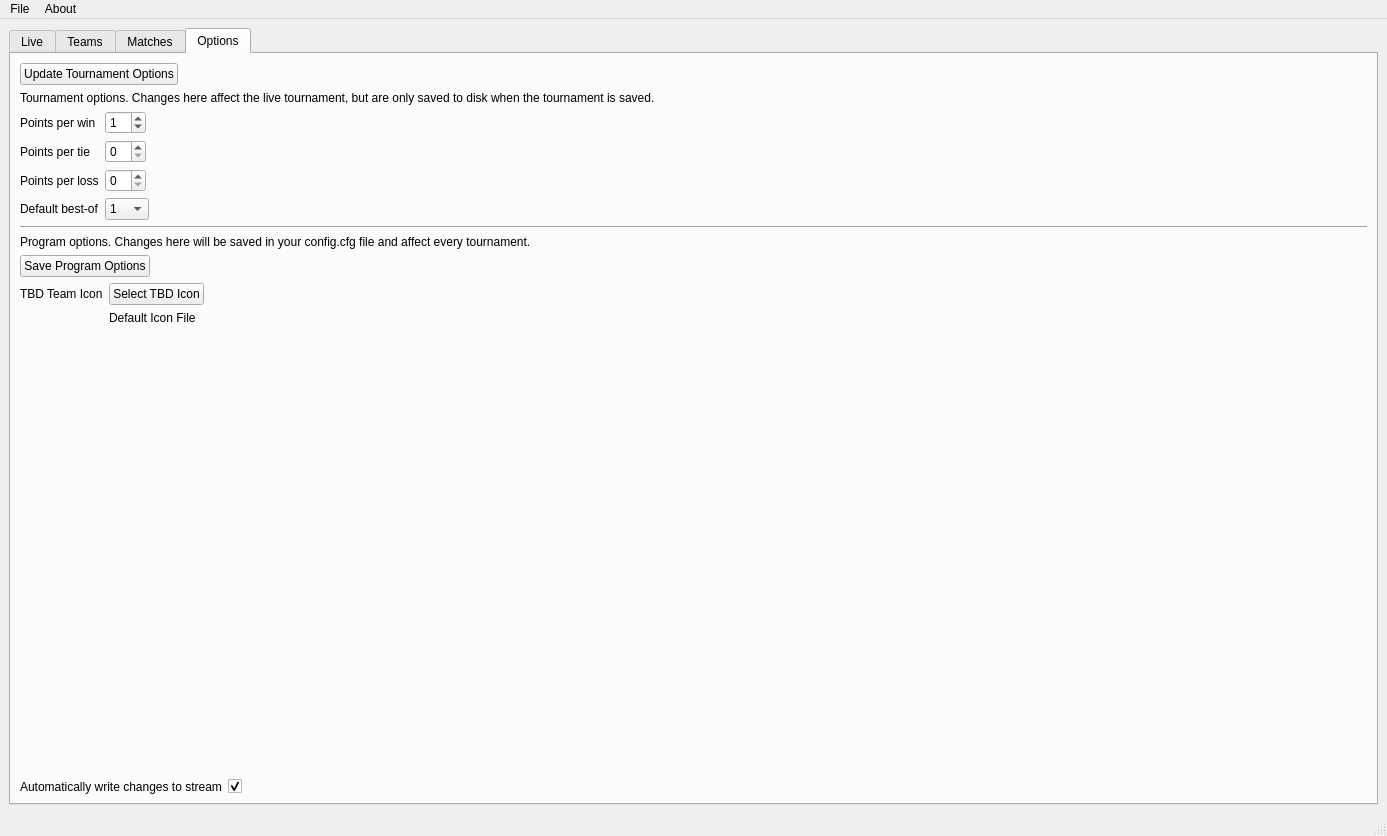
Old version of the form static/form.ui in the repository chhopsky/updatethestream.
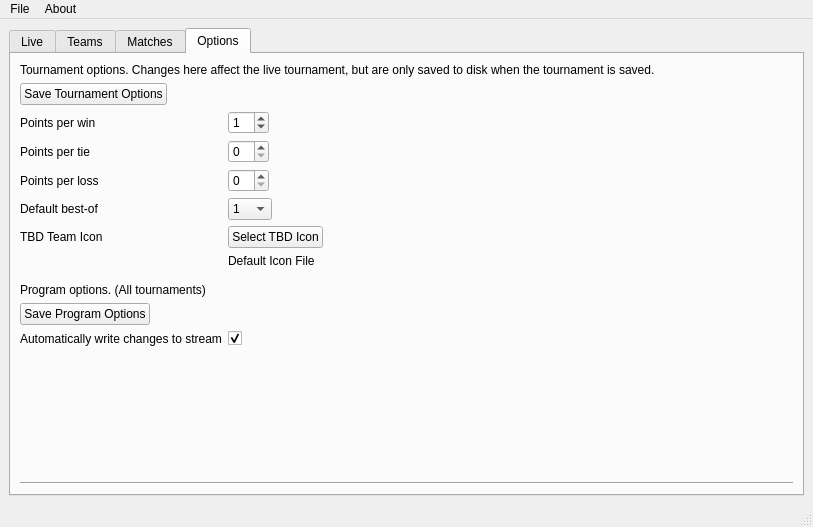
New version of the form. The open tabs and pages were chosen to show the change. Icons and pictures are not drawn.

Commit message: polish, default best of config

The edit to the form file:
```diff
--- a/static/form.ui
+++ b/static/form.ui
@@ -6,8 +6,8 @@
    <rect>
     <x>0</x>
     <y>0</y>
-    <width>1387</width>
-    <height>836</height>
+    <width>813</width>
+    <height>516</height>
    </rect>
   </property>
   <property name="sizePolicy">
@@ -92,7 +92,7 @@
                <string>Update with configuration changes. Use this at your own risk.</string>
               </property>
               <property name="text">
-               <string>Force Refresh UI</string>
+               <string>Refresh UI</string>
               </property>
              </widget>
             </item>
@@ -102,7 +102,7 @@
                <string>Forcibly rewrites the stream labels to disk.</string>
               </property>
               <property name="text">
-               <string>Force Refresh Stream</string>
+               <string>Refresh Stream</string>
               </property>
              </widget>
             </item>
@@ -981,19 +981,6 @@
         <string>Options</string>
        </attribute>
        <layout class="QVBoxLayout" name="verticalLayout_3">
-        <item>
-         <widget class="QPushButton" name="save_tournament_config_button">
-          <property name="sizePolicy">
-           <sizepolicy hsizetype="Fixed" vsizetype="Fixed">
-            <horstretch>0</horstretch>
-            <verstretch>0</verstretch>
-           </sizepolicy>
-          </property>
-          <property name="text">
-           <string>Update Tournament Options</string>
-          </property>
-         </widget>
-        </item>
         <item>
          <widget class="QLabel" name="tournament_options_label">
           <property name="text">
@@ -1003,14 +990,33 @@
         </item>
         <item>
          <layout class="QFormLayout" name="edit_points_form_layout">
+          <property name="sizeConstraint">
+           <enum>QLayout::SetMinimumSize</enum>
+          </property>
+          <property name="labelAlignment">
+           <set>Qt::AlignLeading|Qt::AlignLeft|Qt::AlignTop</set>
+          </property>
           <item row="0" column="0">
+           <widget class="QPushButton" name="save_tournament_config_button">
+            <property name="sizePolicy">
+             <sizepolicy hsizetype="Fixed" vsizetype="Fixed">
+              <horstretch>0</horstretch>
+              <verstretch>0</verstretch>
+             </sizepolicy>
+            </property>
+            <property name="text">
+             <string>Save Tournament Options</string>
+            </property>
+           </widget>
+          </item>
+          <item row="1" column="0">
            <widget class="QLabel" name="edit_points_on_win_label">
             <property name="text">
              <string>Points per win</string>
             </property>
            </widget>
           </item>
-          <item row="0" column="1">
+          <item row="1" column="1">
            <widget class="QSpinBox" name="points_on_win_spinbox">
             <property name="sizePolicy">
              <sizepolicy hsizetype="Fixed" vsizetype="Fixed">
@@ -1023,14 +1029,14 @@
             </property>
            </widget>
           </item>
-          <item row="1" column="0">
+          <item row="2" column="0">
            <widget class="QLabel" name="edit_points_tie_label">
             <property name="text">
              <string>Points per tie</string>
             </property>
            </widget>
           </item>
-          <item row="1" column="1">
+          <item row="2" column="1">
            <widget class="QSpinBox" name="points_on_tie_spinbox">
             <property name="sizePolicy">
              <sizepolicy hsizetype="Fixed" vsizetype="Fixed">
@@ -1043,14 +1049,14 @@
             </property>
            </widget>
           </item>
-          <item row="2" column="0">
+          <item row="3" column="0">
            <widget class="QLabel" name="edit_points_loss_label">
             <property name="text">
              <string>Points per loss</string>
             </property>
            </widget>
           </item>
-          <item row="2" column="1">
+          <item row="3" column="1">
            <widget class="QSpinBox" name="points_on_loss_spinbox">
             <property name="sizePolicy">
              <sizepolicy hsizetype="Fixed" vsizetype="Fixed">
@@ -1063,15 +1069,15 @@
             </property>
            </widget>
           </item>
-          <item row="3" column="0">
-           <widget class="QLabel" name="label">
+          <item row="4" column="0">
+           <widget class="QLabel" name="default_best_of_label">
             <property name="text">
              <string>Default best-of</string>
             </property>
            </widget>
           </item>
-          <item row="3" column="1">
-           <widget class="QComboBox" name="comboBox">
+          <item row="4" column="1">
+           <widget class="QComboBox" name="default_best_of_combobox">
             <property name="sizePolicy">
              <sizepolicy hsizetype="Fixed" vsizetype="Fixed">
               <horstretch>0</horstretch>
@@ -1115,45 +1121,14 @@
             </item>
            </widget>
           </item>
-         </layout>
-        </item>
-        <item>
-         <widget class="Line" name="options_screen_line">
-          <property name="orientation">
-           <enum>Qt::Horizontal</enum>
-          </property>
-         </widget>
-        </item>
-        <item>
-         <widget class="QLabel" name="program_options_label">
-          <property name="text">
-           <string>Program options. Changes here will be saved in your config.cfg file and affect every tournament.</string>
-          </property>
-         </widget>
-        </item>
-        <item>
-         <widget class="QPushButton" name="save_program_config_button">
-          <property name="sizePolicy">
-           <sizepolicy hsizetype="Fixed" vsizetype="Fixed">
-            <horstretch>0</horstretch>
-            <verstretch>0</verstretch>
-           </sizepolicy>
-          </property>
-          <property name="text">
-           <string>Save Program Options</string>
-          </property>
-         </widget>
-        </item>
-        <item>
-         <layout class="QFormLayout" name="edit_tbd_team">
-          <item row="0" column="0">
+          <item row="5" column="0">
            <widget class="QLabel" name="edit_tbd_team_icon_label">
             <property name="text">
              <string>TBD Team Icon</string>
             </property>
            </widget>
           </item>
-          <item row="0" column="1">
+          <item row="5" column="1">
            <widget class="QPushButton" name="edit_tbd_team_icon_select_button">
             <property name="sizePolicy">
              <sizepolicy hsizetype="Fixed" vsizetype="Fixed">
@@ -1166,7 +1141,7 @@
             </property>
            </widget>
           </item>
-          <item row="1" column="1">
+          <item row="6" column="1">
            <widget class="QLabel" name="edit_tbd_team_icon_current_icon">
             <property name="sizePolicy">
              <sizepolicy hsizetype="Fixed" vsizetype="Fixed">
@@ -1179,34 +1154,47 @@
             </property>
            </widget>
           </item>
-          <item row="2" column="1">
-           <spacer name="verticalSpacer_3">
+          <item row="7" column="0">
+           <widget class="Line" name="line">
             <property name="orientation">
-             <enum>Qt::Vertical</enum>
+             <enum>Qt::Horizontal</enum>
             </property>
-            <property name="sizeHint" stdset="0">
-             <size>
-              <width>20</width>
-              <height>40</height>
-             </size>
+           </widget>
+          </item>
+          <item row="8" column="0">
+           <widget class="QLabel" name="program_options_label">
+            <property name="sizePolicy">
+             <sizepolicy hsizetype="Minimum" vsizetype="Fixed">
+              <horstretch>0</horstretch>
+              <verstretch>0</verstretch>
+             </sizepolicy>
             </property>
-           </spacer>
+            <property name="text">
+             <string>Program options. (All tournaments)</string>
+            </property>
+           </widget>
           </item>
-         </layout>
-        </item>
-        <item>
-         <layout class="QFormLayout" name="checkbox_options">
-          <property name="formAlignment">
-           <set>Qt::AlignLeading|Qt::AlignLeft|Qt::AlignTop</set>
-          </property>
-          <item row="0" column="0">
+          <item row="9" column="0">
+           <widget class="QPushButton" name="save_program_config_button">
+            <property name="sizePolicy">
+             <sizepolicy hsizetype="Fixed" vsizetype="Fixed">
+              <horstretch>0</horstretch>
+              <verstretch>0</verstretch>
+             </sizepolicy>
+            </property>
+            <property name="text">
+             <string>Save Program Options</string>
+            </property>
+           </widget>
+          </item>
+          <item row="10" column="0">
            <widget class="QLabel" name="autolive_changes_label">
             <property name="text">
              <string>Automatically write changes to stream</string>
             </property>
            </widget>
           </item>
-          <item row="0" column="1">
+          <item row="10" column="1">
            <widget class="QCheckBox" name="autolive_changes_checkbox">
             <property name="text">
              <string/>
@@ -1216,8 +1204,28 @@
             </property>
            </widget>
           </item>
+          <item row="11" column="1">
+           <spacer name="verticalSpacer_3">
+            <property name="orientation">
+             <enum>Qt::Vertical</enum>
+            </property>
+            <property name="sizeHint" stdset="0">
+             <size>
+              <width>20</width>
+              <height>40</height>
+             </size>
+            </property>
+           </spacer>
+          </item>
          </layout>
         </item>
+        <item>
+         <widget class="Line" name="options_screen_line">
+          <property name="orientation">
+           <enum>Qt::Horizontal</enum>
+          </property>
+         </widget>
+        </item>
        </layout>
       </widget>
      </widget>
@@ -1229,7 +1237,7 @@
     <rect>
      <x>0</x>
      <y>0</y>
-     <width>1387</width>
+     <width>813</width>
      <height>21</height>
     </rect>
    </property>
@@ -1241,10 +1249,10 @@
     <addaction name="actionOpen"/>
     <addaction name="actionOpenFromChallonge"/>
     <addaction name="actionOpenfromFACEIT"/>
-    <addaction name="actionSave"/>
-    <addaction name="actionSaveAs"/>
     <addaction name="actionSaveState"/>
     <addaction name="actionSaveAsState"/>
+    <addaction name="actionSave"/>
+    <addaction name="actionSaveAs"/>
     <addaction name="separator"/>
     <addaction name="actionExit"/>
    </widget>
@@ -1284,7 +1292,7 @@
   </action>
   <action name="actionSaveAs">
    <property name="text">
-    <string>Save As</string>
+    <string>Save As, teams and matches only</string>
    </property>
    <property name="shortcut">
     <string>Ctrl+Shift+S</string>
@@ -1292,7 +1300,7 @@
   </action>
   <action name="actionSave">
    <property name="text">
-    <string>Save</string>
+    <string>Save, teams and matches only</string>
    </property>
    <property name="shortcut">
     <string>Ctrl+S</string>
@@ -1308,12 +1316,12 @@
   </action>
   <action name="actionSaveState">
    <property name="text">
-    <string>Save Tournament In Current State</string>
+    <string>Save</string>
    </property>
   </action>
   <action name="actionSaveAsState">
    <property name="text">
-    <string>Save Tournament In Current State As..</string>
+    <string>Save As..</string>
    </property>
   </action>
   <action name="actionHelp">
```
The commit also changes 5 other files.
